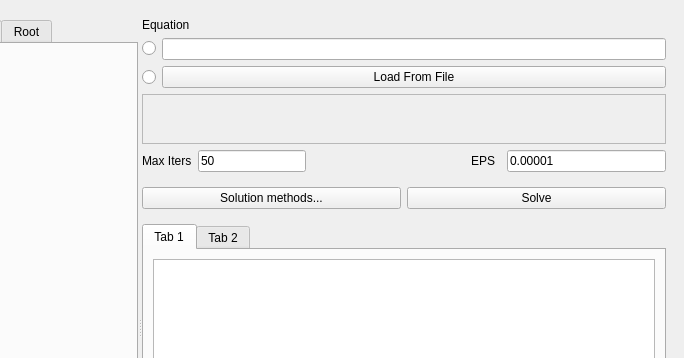
Above: window2.ui from Quarz0/Root-Finder before the change; both pictures show x 132 to 816 and y 0 to 358 of the 816 by 676 pixel window. Below: the same form after it.
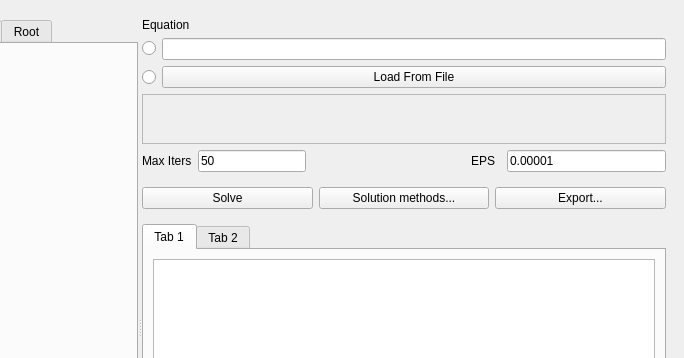
That is the form after the change.

Commit message: Add export button to UI

```diff
--- a/window2.ui
+++ b/window2.ui
@@ -359,19 +359,6 @@
                                                         <property name="rightMargin">
                                                             <number>0</number>
                                                         </property>
-                                                        <item>
-                                                            <widget class="QPushButton" name="methodsButton">
-                                                                <property name="minimumSize">
-                                                                    <size>
-                                                                        <width>0</width>
-                                                                        <height>0</height>
-                                                                    </size>
-                                                                </property>
-                                                                <property name="text">
-                                                                    <string>Solution methods...</string>
-                                                                </property>
-                                                            </widget>
-                                                        </item>
                                                         <item>
                                                             <widget class="QPushButton" name="solveButton">
                                                                 <property name="minimumSize">
@@ -385,6 +372,26 @@
                                                                 </property>
                                                             </widget>
                                                         </item>
+              <item>
+               <widget class="QPushButton" name="methodsButton">
+                <property name="minimumSize">
+                 <size>
+                  <width>0</width>
+                  <height>0</height>
+                 </size>
+                </property>
+                <property name="text">
+                 <string>Solution methods...</string>
+                </property>
+               </widget>
+              </item>
+              <item>
+               <widget class="QPushButton" name="exportButton">
+                <property name="text">
+                 <string>Export...</string>
+                </property>
+               </widget>
+              </item>
                                                     </layout>
                                                 </widget>
                                             </item>
```
Left out of the diff: 6 changed lines with no effect on the pictures. Lines whose indentation alone changed are shown as unchanged. The commit also changes 1 other file.
